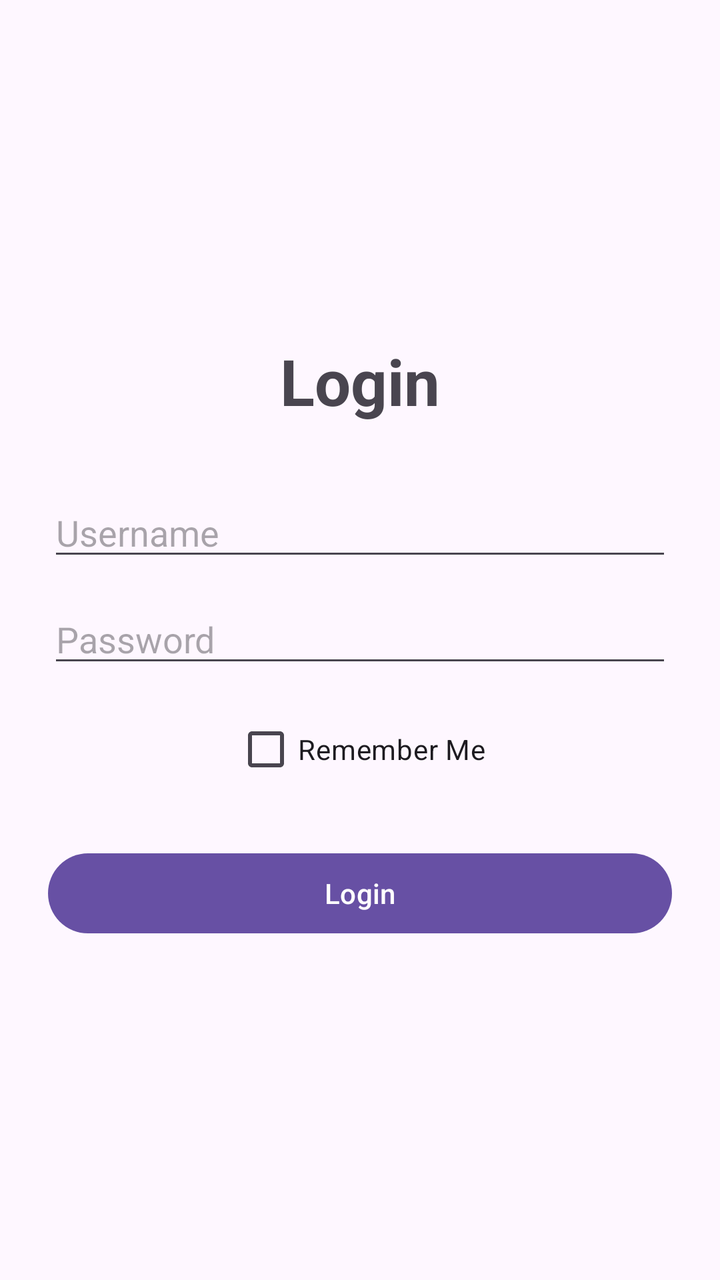
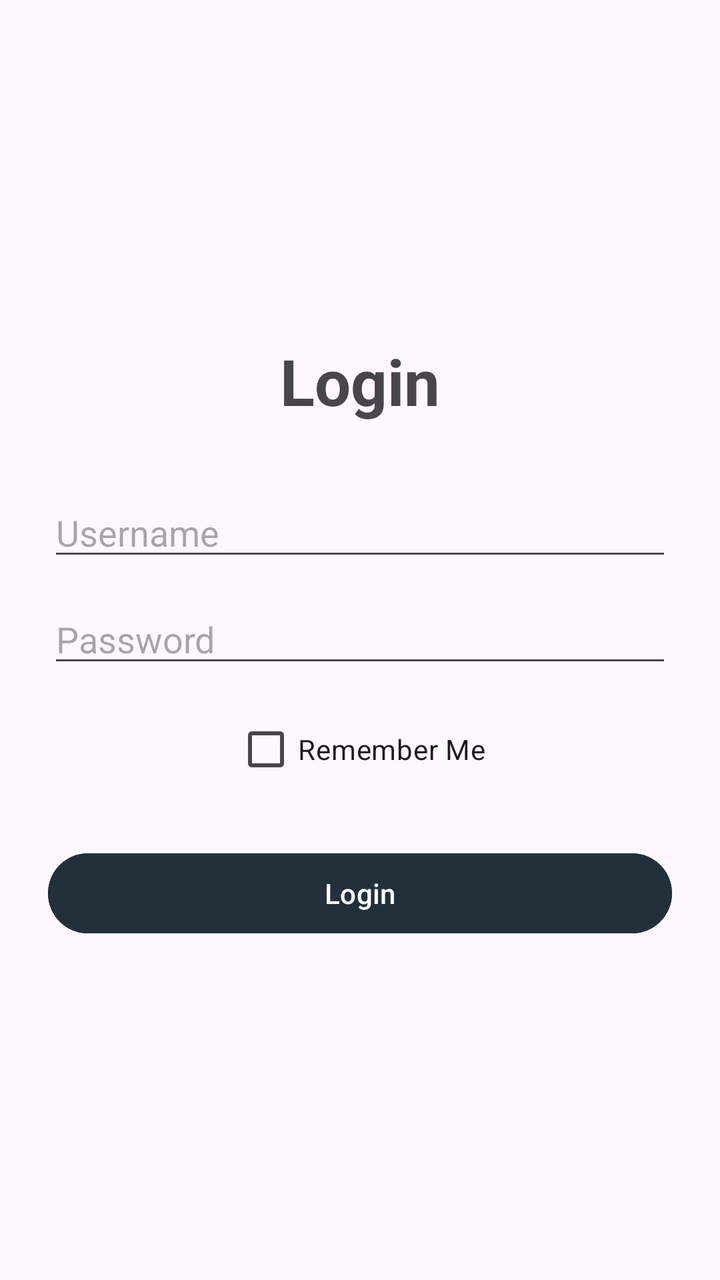

Before-and-after screenshots of an Android layout around one commit, followed by the original layout XML and the change that was made.
<!-- AndroidManifest.xml: application theme Theme.CRUDMahasiswa -->
<!-- res/layout/activity_login.xml -->
<?xml version="1.0" encoding="utf-8"?>
<LinearLayout
    xmlns:android="http://schemas.android.com/apk/res/android"
    android:layout_width="match_parent"
    android:layout_height="match_parent"
    android:orientation="vertical"
    android:padding="24dp"
    android:gravity="center">

    <TextView
        android:layout_width="wrap_content"
        android:layout_height="wrap_content"
        android:text="Login"
        android:textSize="32sp"
        android:textStyle="bold"
        android:layout_marginBottom="32dp" />

    <EditText
        android:id="@+id/etUsername"
        android:layout_width="match_parent"
        android:layout_height="wrap_content"
        android:hint="Username"
        android:inputType="text"
        android:layout_marginBottom="12dp" />

    <EditText
        android:id="@+id/etPassword"
        android:layout_width="match_parent"
        android:layout_height="wrap_content"
        android:hint="Password"
        android:inputType="textPassword"
        android:layout_marginBottom="12dp" />

    <CheckBox
        android:id="@+id/cbRememberMe"
        android:layout_width="wrap_content"
        android:layout_height="wrap_content"
        android:text="Remember Me"
        android:layout_marginBottom="24dp" />

    <Button
        android:id="@+id/btnLogin"
        android:layout_width="match_parent"
        android:layout_height="wrap_content"
        android:text="Login" />

</LinearLayout>
<!-- resources referenced by this layout -->
<resources>
  <style name="Theme.CRUDMahasiswa" parent="Base.Theme.CRUDMahasiswa" />
  <style name="Base.Theme.CRUDMahasiswa" parent="Theme.Material3.DayNight.NoActionBar">
          
          
      </style>
</resources>

<!-- the commit's change to res/layout/activity_login.xml (unified diff, before → after) -->
@@ -42,6 +42,8 @@
         android:id="@+id/btnLogin"
         android:layout_width="match_parent"
         android:layout_height="wrap_content"
-        android:text="Login" />
+        android:text="Login"
+        android:textColor="@color/white"
+        android:backgroundTint="@color/dimTheme"/>
 
 </LinearLayout>
<!-- resource entries referenced after the edit -->
@@ -1,5 +1,7 @@
 <!-- resources referenced by this layout -->
 <resources>
+  <color name="dimTheme">#22303c</color>
+  <color name="white">#FFFFFFFF</color>
   <style name="Theme.CRUDMahasiswa" parent="Base.Theme.CRUDMahasiswa" />
   <style name="Base.Theme.CRUDMahasiswa" parent="Theme.Material3.DayNight.NoActionBar">
           
